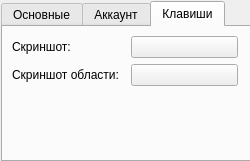
The window that mainclass.ui (NikDiamond/ScreIk) describes before a commit, drawn with Qt 5.
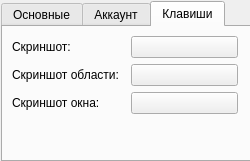
The same window after the commit. The open tabs and pages were chosen to show the change. Icons and pictures are not drawn. Custom widgets are drawn as their Qt base class.

```diff
--- a/mainclass.ui
+++ b/mainclass.ui
@@ -581,6 +581,13 @@
              </property>
             </widget>
            </item>
+           <item>
+            <widget class="QLabel" name="label_8">
+             <property name="text">
+              <string>Скриншот окна:</string>
+             </property>
+            </widget>
+           </item>
           </layout>
          </item>
          <item>
@@ -611,6 +618,13 @@
              </property>
             </widget>
            </item>
+           <item>
+            <widget class="KeyHooker" name="keyhook_wnd">
+             <property name="text">
+              <string/>
+             </property>
+            </widget>
+           </item>
           </layout>
          </item>
         </layout>
```
